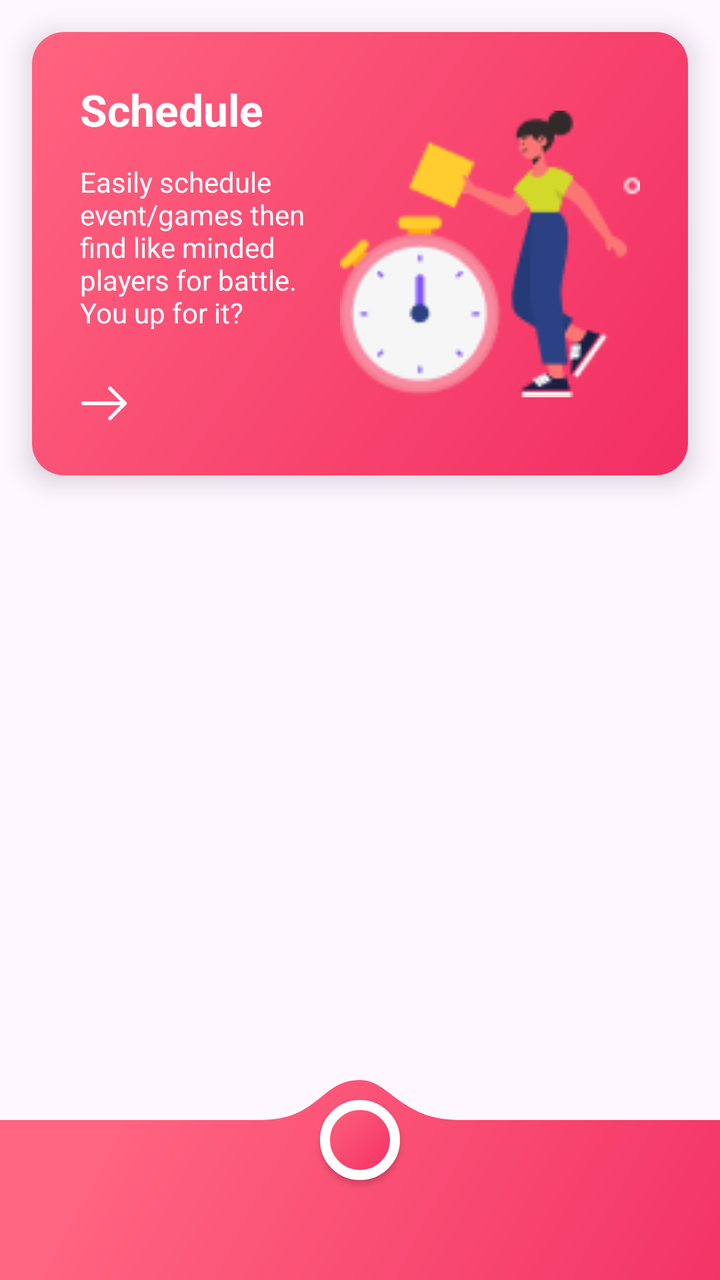
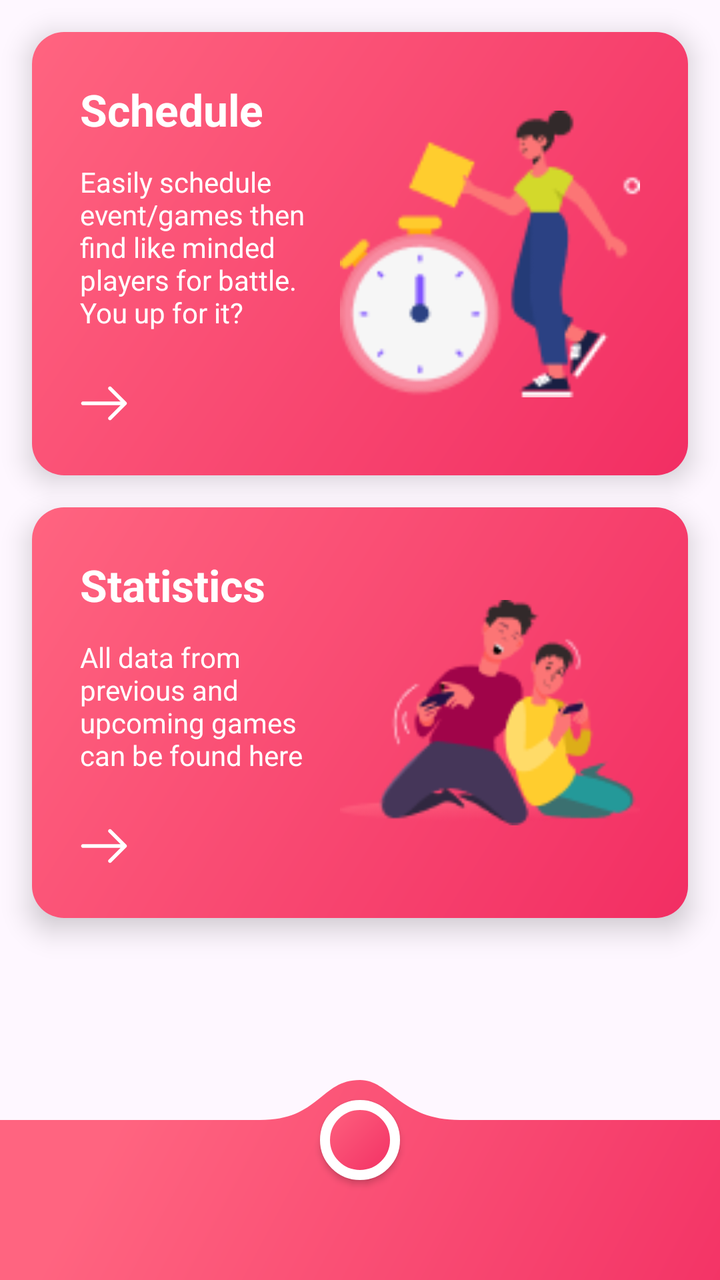

Screens rendered from an Android XML layout before and after an edit, with the pre-edit source and the edit as a unified diff.
<!-- AndroidManifest.xml: application theme Theme.Professionals -->
<!-- res/layout/landing_screen.xml -->
<androidx.constraintlayout.widget.ConstraintLayout
    xmlns:android="http://schemas.android.com/apk/res/android"
    xmlns:app="http://schemas.android.com/apk/res-auto"
    android:layout_width="match_parent"
    android:layout_height="match_parent">

    <com.google.android.material.card.MaterialCardView
        android:id="@+id/cardSchedule"
        android:layout_width="match_parent"
        android:layout_height="wrap_content"
        android:layout_margin="16dp"
        android:clickable="true"
        android:focusable="true"
        app:layout_constraintTop_toTopOf="parent"
        app:cardCornerRadius="16dp"
        app:cardElevation="8dp"
        app:strokeWidth="0dp">

    <androidx.constraintlayout.widget.ConstraintLayout
        android:layout_width="match_parent"
        android:layout_height="wrap_content"
        android:background="@drawable/bg_schedule_card"
        android:foreground="?attr/selectableItemBackground"     android:padding="24dp">

    <TextView
        android:id="@+id/tvTitle"
        android:layout_width="wrap_content"
        android:layout_height="wrap_content"
        android:text="Schedule"
        android:textColor="@android:color/white"
        android:textSize="22sp"
        android:textStyle="bold"
        app:layout_constraintStart_toStartOf="parent"
        app:layout_constraintTop_toTopOf="parent" />

    <TextView
        android:id="@+id/tvDesc"
        android:layout_width="0dp"
        android:layout_height="wrap_content"
        android:layout_marginTop="12dp"
        android:layout_marginEnd="16dp"
        android:text="Easily schedule event/games then find like minded players for battle. You up for it?"
        android:textColor="@android:color/white"
        android:textSize="14sp"
        app:layout_constraintEnd_toStartOf="@+id/imgIllustration"
        app:layout_constraintStart_toStartOf="parent"
        app:layout_constraintTop_toBottomOf="@id/tvTitle" />

    
    <ImageView
        android:id="@+id/imgArrow"
        android:layout_width="24dp"
        android:layout_height="24dp"
        android:layout_marginTop="24dp"
        android:src="@drawable/ic_arrow_right"
        app:tint="@android:color/white"
        app:layout_constraintBottom_toBottomOf="parent"
        app:layout_constraintStart_toStartOf="parent"
        app:layout_constraintTop_toBottomOf="@id/tvDesc" />

    
    <ImageView
        android:id="@+id/imgIllustration"
        android:layout_width="150dp"
        android:layout_height="150dp"
        android:scaleType="fitCenter"
        android:src="@drawable/img_card1"
        app:layout_constraintBottom_toBottomOf="parent"
        app:layout_constraintEnd_toEndOf="parent"
        app:layout_constraintTop_toTopOf="parent" />

</androidx.constraintlayout.widget.ConstraintLayout>

    </com.google.android.material.card.MaterialCardView>


    
    <androidx.constraintlayout.widget.ConstraintLayout
        android:id="@+id/customBottomBar"
        android:layout_width="match_parent"
        android:layout_height="100dp"
        android:layout_gravity="bottom"
        android:background="@drawable/bg_custom_nav"
        android:clipChildren="false"
        app:layout_constraintBottom_toBottomOf="parent">

        <androidx.appcompat.widget.AppCompatButton
            android:id="@+id/facebookBtn"
            android:layout_width="40dp"
            android:layout_height="40dp"
            android:layout_marginTop="10dp"
            android:background="@drawable/schedule_btn"
            android:textAllCaps="false"
            android:textColor="@color/white"
            android:textStyle="bold"
            app:strokeColor="@color/white"
            app:strokeWidth="3dp"
            app:layout_constraintStart_toStartOf="parent"
            app:layout_constraintTop_toTopOf="parent"
            app:layout_constraintEnd_toEndOf="parent"/>



    </androidx.constraintlayout.widget.ConstraintLayout>
    </androidx.constraintlayout.widget.ConstraintLayout>
<!-- resources referenced by this layout -->
<resources>
  <color name="white">#FFFFFFFF</color>
  <!-- drawable bg_custom_nav (drawable) -->
  <?xml version="1.0" encoding="utf-8"?>
  <vector xmlns:android="http://schemas.android.com/apk/res/android"
      xmlns:aapt="http://schemas.android.com/aapt"
      android:width="360dp"
      android:height="100dp"
      android:viewportWidth="360"
      android:viewportHeight="100">
  
  <path android:pathData="M0,20 L130,20 C160,20 160,0 180,0 C195,0 200,20 230,20 L360,20 L360,100 L0,100 Z">
  
  <aapt:attr name="android:fillColor">
      <gradient
          android:type="linear"
          android:startX="360"
          android:startY="180"
          android:endX="60"
          android:endY="20"
          android:startColor="#F22E63"
          android:endColor="#FF6480" />
  </aapt:attr>
  
  </path>
      </vector>
  <!-- drawable bg_schedule_card (drawable) -->
  <?xml version="1.0" encoding="utf-8"?>
  <shape xmlns:android="http://schemas.android.com/apk/res/android"
      android:shape="rectangle">
      <gradient
          android:angle="135"
          android:startColor="#F22E63"
          android:endColor="#FF6480"
          android:type="linear" />
      <corners android:radius="10px"/>
  </shape>
  <!-- drawable ic_arrow_right (drawable) -->
  <vector xmlns:android="http://schemas.android.com/apk/res/android"
      android:width="128dp"
      android:height="128dp"
      android:viewportWidth="32"
      android:viewportHeight="32">
    <path
        android:pathData="M31.218,15.838c-0.007,-0.058 -0.018,-0.109 -0.031,-0.159l0.002,0.008c-0.051,-0.223 -0.158,-0.416 -0.305,-0.571l0,0.001 -10,-10c-0.226,-0.227 -0.539,-0.367 -0.885,-0.367 -0.691,0 -1.251,0.56 -1.251,1.251 0,0.345 0.14,0.658 0.366,0.884v0l7.867,7.866h-24.982c-0.69,0 -1.25,0.56 -1.25,1.25s0.56,1.25 1.25,1.25v0h24.981l-7.866,7.865c-0.226,0.226 -0.366,0.539 -0.366,0.884 0,0.691 0.56,1.251 1.251,1.251 0.345,0 0.658,-0.14 0.884,-0.366l10,-10.001c0.012,-0.012 0.016,-0.029 0.027,-0.041 0.099,-0.103 0.18,-0.223 0.239,-0.356l0.003,-0.008 0,-0.003c0.051,-0.13 0.08,-0.28 0.08,-0.438 0,-0.071 -0.006,-0.14 -0.017,-0.208l0.001,0.007z"
        android:fillColor="#000000"/>
  </vector>
  <!-- drawable img_card1: png bitmap (drawable, 7202 bytes) -->
  <!-- drawable schedule_btn (drawable) -->
  <?xml version="1.0" encoding="utf-8"?>
  <shape xmlns:android="http://schemas.android.com/apk/res/android"
      android:shape="oval">
  
      
      <gradient
          android:angle="135"
          android:startColor="#F22E63"
          android:endColor="#FF6480"
          android:type="linear" />
  
      
      <stroke
          android:width="5dp"
      android:color="#FFFFFF" />
  
      
      <corners android:radius="30dp" />
  
  </shape>
  <style name="Theme.Professionals" parent="Base.Theme.Professionals" />
  <style name="Base.Theme.Professionals" parent="Theme.Material3.DayNight.NoActionBar">
          
          
      </style>
</resources>

<!-- the commit's change to res/layout/landing_screen.xml (unified diff, before → after) -->
@@ -4,6 +4,7 @@
     android:layout_width="match_parent"
     android:layout_height="match_parent">
 
+    
     <com.google.android.material.card.MaterialCardView
         android:id="@+id/cardSchedule"
         android:layout_width="match_parent"
@@ -23,7 +24,7 @@
         android:foreground="?attr/selectableItemBackground"     android:padding="24dp">
 
     <TextView
-        android:id="@+id/tvTitle"
+        android:id="@+id/tvTitleSched"
         android:layout_width="wrap_content"
         android:layout_height="wrap_content"
         android:text="Schedule"
@@ -34,7 +35,7 @@
         app:layout_constraintTop_toTopOf="parent" />
 
     <TextView
-        android:id="@+id/tvDesc"
+        android:id="@+id/tvDescSched"
         android:layout_width="0dp"
         android:layout_height="wrap_content"
         android:layout_marginTop="12dp"
@@ -42,13 +43,12 @@
         android:text="Easily schedule event/games then find like minded players for battle. You up for it?"
         android:textColor="@android:color/white"
         android:textSize="14sp"
-        app:layout_constraintEnd_toStartOf="@+id/imgIllustration"
+        app:layout_constraintEnd_toStartOf="@+id/imgIllustrationSched"
         app:layout_constraintStart_toStartOf="parent"
-        app:layout_constraintTop_toBottomOf="@id/tvTitle" />
+        app:layout_constraintTop_toBottomOf="@id/tvTitleSched" />
 
-    
     <ImageView
-        android:id="@+id/imgArrow"
+        android:id="@+id/imgArrowSched"
         android:layout_width="24dp"
         android:layout_height="24dp"
         android:layout_marginTop="24dp"
@@ -56,11 +56,10 @@
         app:tint="@android:color/white"
         app:layout_constraintBottom_toBottomOf="parent"
         app:layout_constraintStart_toStartOf="parent"
-        app:layout_constraintTop_toBottomOf="@id/tvDesc" />
+        app:layout_constraintTop_toBottomOf="@id/tvDescSched" />
 
-    
     <ImageView
-        android:id="@+id/imgIllustration"
+        android:id="@+id/imgIllustrationSched"
         android:layout_width="150dp"
         android:layout_height="150dp"
         android:scaleType="fitCenter"
@@ -69,8 +68,74 @@
         app:layout_constraintEnd_toEndOf="parent"
         app:layout_constraintTop_toTopOf="parent" />
 
-</androidx.constraintlayout.widget.ConstraintLayout>
+        </androidx.constraintlayout.widget.ConstraintLayout>
+    </com.google.android.material.card.MaterialCardView>
 
+    
+    <com.google.android.material.card.MaterialCardView
+        android:id="@+id/cardStatistic"
+        android:layout_width="match_parent"
+        android:layout_height="wrap_content"
+        android:layout_margin="16dp"
+        android:clickable="true"
+        android:focusable="true"
+        app:layout_constraintTop_toBottomOf="@+id/cardSchedule"
+        app:cardCornerRadius="16dp"
+        app:cardElevation="8dp"
+        app:strokeWidth="0dp">
+
+        <androidx.constraintlayout.widget.ConstraintLayout
+            android:layout_width="match_parent"
+            android:layout_height="wrap_content"
+            android:background="@drawable/bg_schedule_card"
+            android:foreground="?attr/selectableItemBackground"     android:padding="24dp">
+
+            <TextView
+                android:id="@+id/tvTitleStat"
+                android:layout_width="wrap_content"
+                android:layout_height="wrap_content"
+                android:text="Statistics"
+                android:textColor="@android:color/white"
+                android:textSize="22sp"
+                android:textStyle="bold"
+                app:layout_constraintStart_toStartOf="parent"
+                app:layout_constraintTop_toTopOf="parent" />
+
+            <TextView
+                android:id="@+id/tvDescStat"
+                android:layout_width="0dp"
+                android:layout_height="wrap_content"
+                android:layout_marginTop="12dp"
+                android:layout_marginEnd="16dp"
+                android:text="All data from previous and upcoming games can be found here "
+                android:textColor="@android:color/white"
+                android:textSize="14sp"
+                app:layout_constraintEnd_toStartOf="@+id/imgIllustration"
+                app:layout_constraintStart_toStartOf="parent"
+                app:layout_constraintTop_toBottomOf="@id/tvTitleStat" />
+
+            <ImageView
+                android:id="@+id/imgArrow"
+                android:layout_width="24dp"
+                android:layout_height="24dp"
+                android:layout_marginTop="24dp"
+                android:src="@drawable/ic_arrow_right"
+                app:tint="@android:color/white"
+                app:layout_constraintBottom_toBottomOf="parent"
+                app:layout_constraintStart_toStartOf="parent"
+                app:layout_constraintTop_toBottomOf="@id/tvDescStat" />
+
+            <ImageView
+                android:id="@+id/imgIllustration"
+                android:layout_width="150dp"
+                android:layout_height="150dp"
+                android:scaleType="fitCenter"
+                android:src="@drawable/img_card2"
+                app:layout_constraintBottom_toBottomOf="parent"
+                app:layout_constraintEnd_toEndOf="parent"
+                app:layout_constraintTop_toTopOf="parent" />
+
+        </androidx.constraintlayout.widget.ConstraintLayout>
     </com.google.android.material.card.MaterialCardView>
 
 
<!-- resource entries referenced after the edit -->
@@ -47,6 +47,7 @@
         android:fillColor="#000000"/>
   </vector>
   <!-- drawable img_card1: png bitmap (drawable, 7202 bytes) -->
+  <!-- drawable img_card2: png bitmap (drawable, 7389 bytes) -->
   <!-- drawable schedule_btn (drawable) -->
   <?xml version="1.0" encoding="utf-8"?>
   <shape xmlns:android="http://schemas.android.com/apk/res/android"
